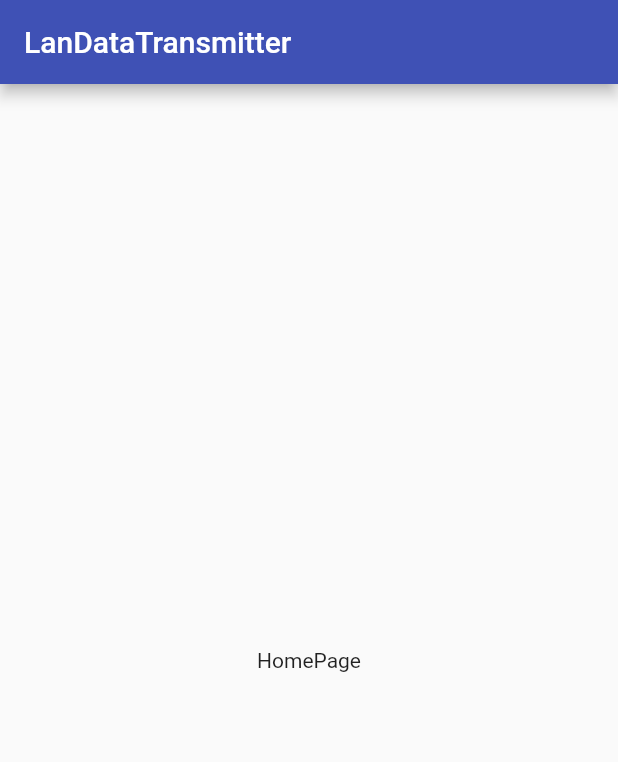
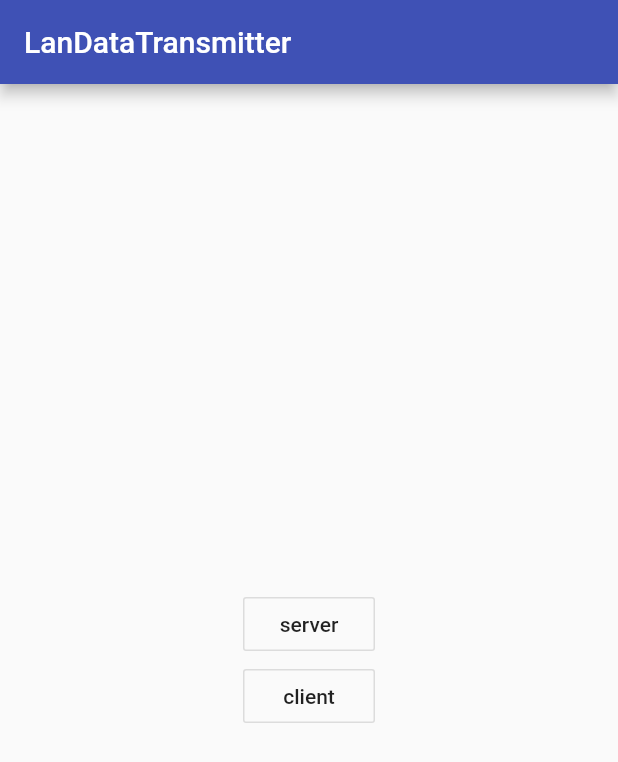
Before and after one commit to Aoi-hosizora/LanDataTransmitter, a Flutter app: the screen it shows after launch, on a phone screen of 412 x 824 dp. Shown: the top 762 px of the screen. Run offline on Flutter 3.47's test engine with Material 2 defaults, Android fonts, the light colour scheme and no system bars; missing offline and left inert: grpc.

Commit message:
feat(flutter): pass the protoc and helloworld grpc test in flutter

```diff
--- a/android-client/lib/main.dart
+++ b/android-client/lib/main.dart
@@ -1,4 +1,6 @@
 import 'package:flutter/material.dart';
+import 'package:grpc/grpc.dart';
+import 'package:lan_data_transmitter/model/helloworld.pbgrpc.dart';
 
 void main() {
   runApp(MyApp());
@@ -24,7 +26,33 @@ class HomePage extends StatefulWidget {
   _HomePageState createState() => _HomePageState();
 }
 
+class GreeterServiceImpl extends GreeterServiceBase {
+  @override
+  Future<HelloReply> sayHello(ServiceCall call, HelloRequest request) async {
+    return HelloReply()..message = 'Hello, ${request.name}.';
+  }
+}
+
 class _HomePageState extends State<HomePage> {
+  void testServer() async {
+    var serverImpl = GreeterServiceImpl();
+    var server = Server([serverImpl]);
+    await server.serve(port: 10240);
+  }
+
+  void testClient() async {
+    var channel = ClientChannel('localhost', port: 10240, options: ChannelOptions(credentials: ChannelCredentials.insecure()));
+    var client = GreeterClient(channel);
+    try {
+      final response = await client.sayHello(HelloRequest()..name = "world");
+      print(response.message);
+    } catch (e) {
+      print('Error: $e');
+    } finally {
+      await channel.shutdown();
+    }
+  }
+
   @override
   Widget build(BuildContext context) {
     return Scaffold(
@@ -32,7 +60,19 @@ class _HomePageState extends State<HomePage> {
         title: Text('LanDataTransmitter'),
       ),
       body: Center(
-        child: Text('HomePage'),
+        child: Column(
+          mainAxisAlignment: MainAxisAlignment.center,
+          children: [
+            OutlineButton(
+              child: Text('server'),
+              onPressed: () => testServer(),
+            ),
+            OutlineButton(
+              child: Text('client'),
+              onPressed: () => testClient(),
+            ),
+          ],
+        ),
       ),
     );
   }
--- a/android-client/pubspec.yaml
+++ b/android-client/pubspec.yaml
@@ -10,6 +10,9 @@ dependencies:
   flutter:
     sdk: flutter
   cupertino_icons: ^1.0.1
+  protobuf: ^1.1.4
+  grpc: ^2.9.0
+  async: ^2.2.0
 
 dev_dependencies:
   flutter_test:
```
Also changed, not shown: android-client/pubspec.lock, 6 other files.
